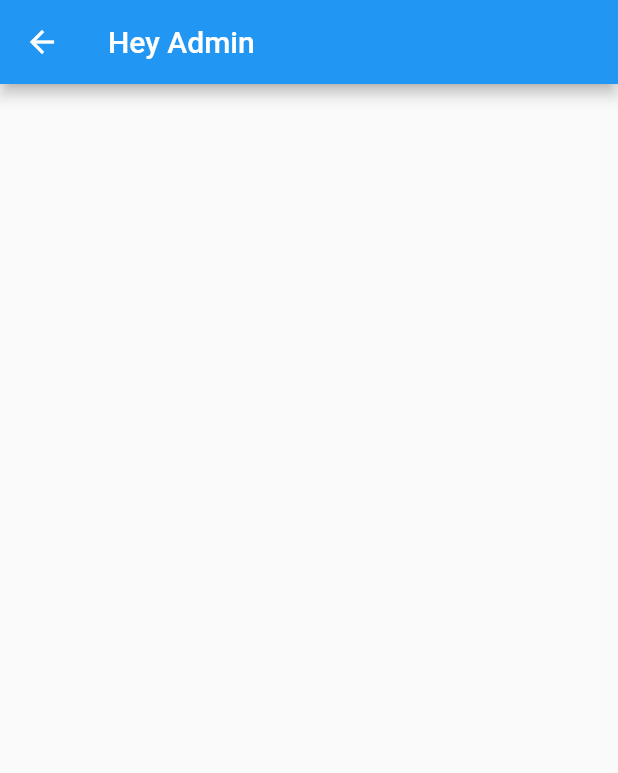
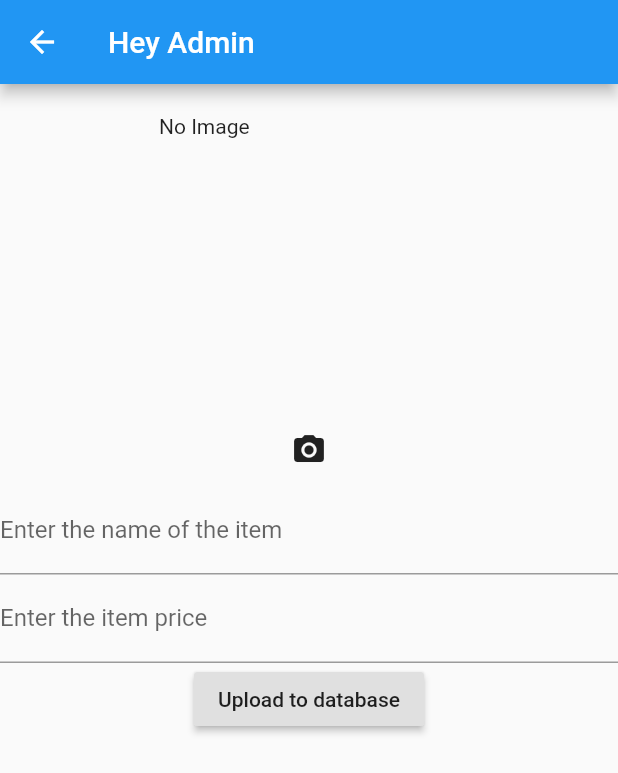
Before and after one commit to soniyaarockiya/Foodie, a Flutter app: the AdminPage screen opened directly, on a phone screen of 412 x 824 dp. Shown: the top 773 px of the screen. Run offline on Flutter 3.47's test engine with Material 2 defaults, Android fonts, the phone set to English and light mode, and no system bars; our stand-ins replace cloud_firestore, firebase_auth, firebase_storage, image_picker; accounts and stored records are empty.

Commit message:
Upload and retrieve data from firebase --sixth commit

```diff
--- a/lib/Admin_Screens/admin_page.dart
+++ b/lib/Admin_Screens/admin_page.dart
@@ -1,6 +1,21 @@
+import 'dart:io';
+import 'package:firebase_storage/firebase_storage.dart';
+import 'dart:async';
+import 'dart:ui';
 import 'package:flutter/material.dart';
+import 'package:image_picker/image_picker.dart';
+import 'package:cloud_firestore/cloud_firestore.dart';
 
-import 'package:image_picker/image_picker.dart';
+
+String price;
+String itemName;
+String _uploadImageUrl;
+File sampleImage;
+
+//Firestore db = Firestore.instance;
+//StorageReference storageReference;
+//
+//CollectionReference collectionReference = db.collection("Journal");
 
 class AdminPage extends StatefulWidget {
   @override
@@ -8,14 +23,132 @@ class AdminPage extends StatefulWidget {
 }
 
 class _AdminPageState extends State<AdminPage> {
+  TextEditingController itemNameController = TextEditingController();
+  TextEditingController itemPriceController = TextEditingController();
+
+  Future getImage() async {
+    try {
+      var img = await ImagePicker.pickImage(source: ImageSource.gallery);
+
+      setState(() {
+        sampleImage = img;
+      });
+      print("sample image got : $sampleImage");
+    } catch (e) {
+      print('Error: $e');
+    }
+  }
+
+  Future upload() async {
+    try {
+      StorageReference filepath = FirebaseStorage.instance
+          .ref()
+          .child("item_images")
+          .child("Images${TimeOfDay.now()}");
+
+      StorageUploadTask uploadTask = filepath.putFile(sampleImage);
+      await uploadTask.onComplete;
+      print("Image uploaded ");
+      //todo: add a toast or something to show successfull upload
+      //todo: onsuccess, onfailure, on complete actions can also be added
+
+      await filepath.getDownloadURL().then((fileUrl) async {
+        setState(() {
+          _uploadImageUrl = fileUrl;
+          print("upload url got at : $_uploadImageUrl");
+        });
+      });
+
+
+      try {
+        print("${itemNameController.text}");
+        print("${itemPriceController.text}");
+
+        await Firestore.instance.collection("items").document().setData(
+            {'name': itemNameController.text,
+              'price': itemPriceController.text,
+              'image': _uploadImageUrl});
+
+        //ItemModel itemModel = new ItemModel();
+//        var itemModel = ItemModel.items();
+
+//       DocumentReference df =  collectionReference.document();
+//
+//
+//       await df.setData({
+//
+//       'itemName':itemNameController.text,
+//         'itemPrice': itemPriceController.text       });
+
+
+//          collectionReference.document().setData({
+//          'itemName':itemNameController.text,
+//          'itemPrice': itemPriceController.text
+//          //'itemImage': _uploadImageUrl
+//        });
+
+        print(("Added to db succesffully"));
+      } catch (e) {
+        print("Error while uploading item details : $e");
+      }
+    } catch (e) {
+      print("Error while uploading image to firebase : $e");
+    }
+  }
+
   @override
   Widget build(BuildContext context) {
     return Scaffold(
       appBar: AppBar(
         title: Text('Hey Admin'),
       ),
-      body: Column(
-        children: <Widget>[],
+      body: Builder(
+        builder: (context) =>
+            Container(
+              child: SingleChildScrollView(
+                child: Column(
+                  crossAxisAlignment: CrossAxisAlignment.center,
+                  mainAxisAlignment: MainAxisAlignment.spaceAround,
+                  children: <Widget>[
+                    SizedBox(
+                      height: 20.0,
+                    ),
+                    Container(
+                      child: SizedBox(
+                        height: 200.0,
+                        width: 200.0,
+                        child: sampleImage == null
+                            ? Text("No Image")
+                            : Image(image: FileImage(sampleImage)),
+                      ),
+                    ),
+                    IconButton(
+                        onPressed: getImage,
+                        icon: Icon(
+                          Icons.camera_alt,
+                        )),
+                    TextFormField(
+                      controller: itemNameController,
+                      //onSaved: (value) => itemName.toString(),
+                      decoration:
+                      InputDecoration(labelText: "Enter the name of the item"),
+                    ),
+                    TextFormField(
+                      //keyboardType: TextInputType.number,
+                      controller: itemPriceController,
+                      //onSaved: (value) => price.toString(),
+                      decoration: InputDecoration(
+                        labelText: "Enter the item price",
+                      ),
+                    ),
+                    RaisedButton(
+                      onPressed: upload,
+                      child: Text('Upload to database'),
+                    )
+                  ],
+                ),
+              ),
+            ),
       ),
     );
   }
--- a/lib/Controller/auth.dart
+++ b/lib/Controller/auth.dart
@@ -1,5 +1,6 @@
 import 'dart:async';
 import 'package:firebase_auth/firebase_auth.dart';
+import 'package:cloud_firestore/cloud_firestore.dart';
 
 abstract class BaseAuth {
   //THESE METHODS ARE IMPLEMENTED IN AUTH CLASS , TO PROVIDE ABSTRACTION
--- a/lib/Sub_widgets/gridView_card.dart
+++ b/lib/Sub_widgets/gridView_card.dart
@@ -5,8 +5,6 @@ import 'package:foodie_demo/Model/item_model_pojo.dart';
 class GridCard extends StatelessWidget {
   //FINAL , SINCE ITS STATELESS WIDGET--- INSTANCE OF ITEM MODEL
   final ItemModel itemModel;
-
-  //CONSTRUCTOR
   GridCard(this.itemModel);
 
   @override
--- a/lib/User_Screens/root_page.dart
+++ b/lib/User_Screens/root_page.dart
@@ -4,7 +4,7 @@ import 'login_page.dart';
 import 'package:foodie_demo/Controller/auth.dart';
 
 class RootPage extends StatefulWidget {
-  //ROOT PAGE TAKES AUTH INSTANCE , SO AS TO CHECK IF USER IS LOGGED IN OR NOT ...SEE INITSTATE
+  //ROOT PAGE TAKES AUTH INSTANCE , SO AS TO CHECK IF USER IS LOGGED IN OR NOT ...SEE INIT STATE
   final BaseAuth auth;
 
   RootPage({this.auth});
@@ -49,7 +49,8 @@ class _RootPageState extends State<RootPage> {
     }
   }
 
-  // BOTH THESE METHODS ARE INVOKED FROM THE LOGIN PAGE AND HOME PAGE RESPECTIVELY, BY CALL BACK METHODS.
+  // BOTH THESE METHODS ARE INVOKED FROM THE LOGIN PAGE AND HOME PAGE RESPECTIVELY,
+  // BY CALL BACK METHODS.
   //HENCE BOTH  LOGIN AND HOME PAGE ARE ASSIGNED SECOND PARAMETERS HERE TO RECEIVE THE
   // CALL BACK FROM THE LOGIN PAGE AND HOME
   void _signedIn() {
--- a/pubspec.yaml
+++ b/pubspec.yaml
@@ -21,6 +21,10 @@ dependencies:
     sdk: flutter
   firebase_auth: ^0.15.4
   image_picker: ^0.6.3+1
+  firebase_storage: ^3.1.1
+  cloud_firestore: ^0.13.2+1
+  firebase_database: ^3.1.1
+
 
 
   # The following adds the Cupertino Icons font to your application.
```
Also changed, not shown: lib/Model/item_model_pojo.dart (+2 -60 lines), lib/Sub_widgets/drawer.dart (+2 -7 lines), lib/Sub_widgets/gridView_builder.dart (added, +37 -0 lines), lib/User_Screens/home.dart (+36 -27 lines), lib/User_Screens/item_click.dart (+7 -4 lines), pubspec.lock.
